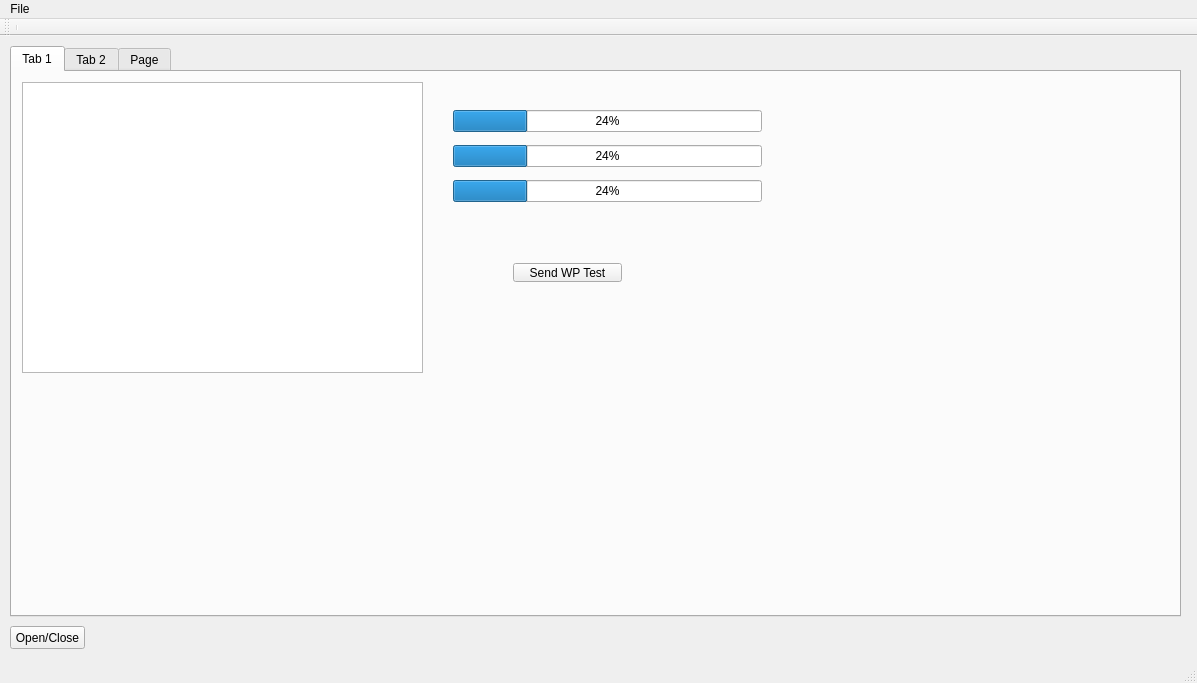
This is GroundStation/mainwindow.ui in aafontoura/mission-groundstation as Qt 5 draws it before an edit. The edited form follows.
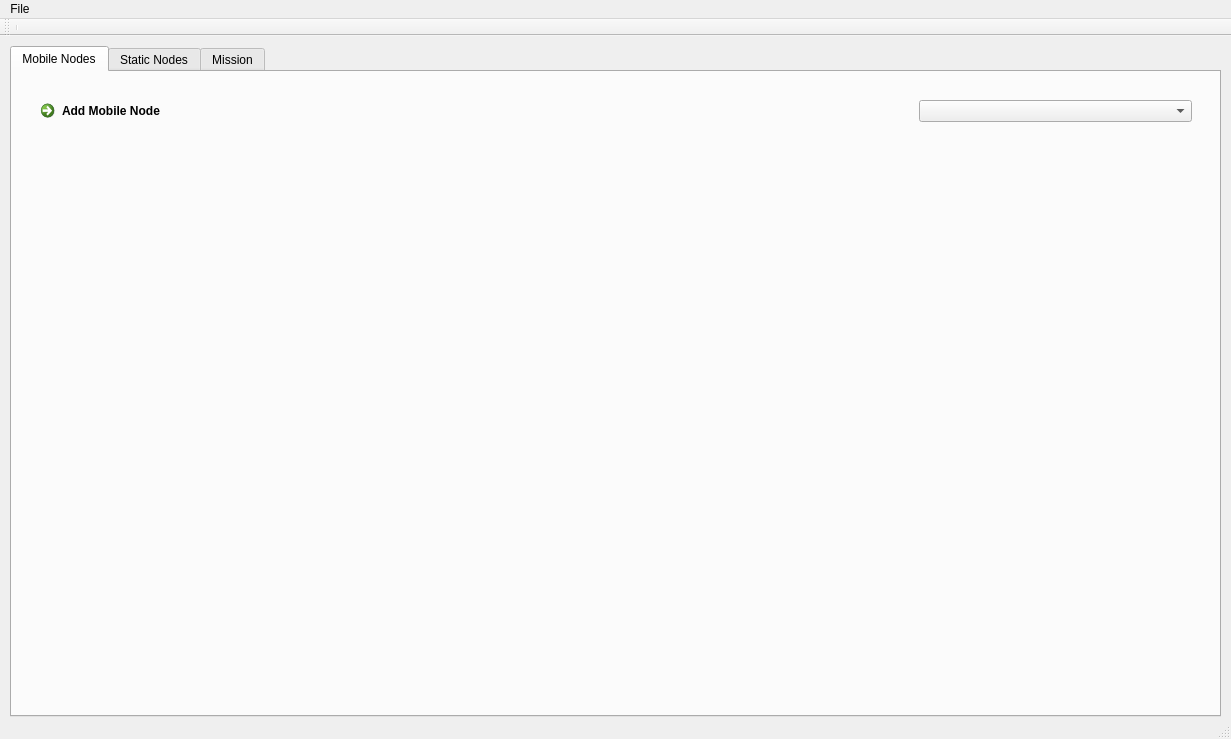
This is the edited form. The open tabs and pages were chosen to show the change.

Commit message: - Map improved - communication architecture changed (on going, not ready)  -- Needs to implement network packages handlers between nodes and zigbee protocol

The edit to the form file:
```diff
--- a/GroundStation/mainwindow.ui
+++ b/GroundStation/mainwindow.ui
@@ -6,8 +6,8 @@
    <rect>
     <x>0</x>
     <y>0</y>
-    <width>1197</width>
-    <height>683</height>
+    <width>1231</width>
+    <height>739</height>
    </rect>
   </property>
   <property name="windowTitle">
@@ -19,8 +19,8 @@
      <rect>
       <x>10</x>
       <y>10</y>
-      <width>1171</width>
-      <height>571</height>
+      <width>1211</width>
+      <height>671</height>
      </rect>
     </property>
     <property name="currentIndex">
@@ -28,74 +28,81 @@
     </property>
     <widget class="QWidget" name="tab">
      <attribute name="title">
-      <string>Tab 1</string>
+      <string>Mobile Nodes</string>
      </attribute>
-     <widget class="QPlainTextEdit" name="plainTextEdit">
+     <widget class="QWidget" name="gridLayoutWidget">
       <property name="geometry">
        <rect>
         <x>10</x>
         <y>10</y>
-        <width>401</width>
-        <height>291</height>
-       </rect>
-      </property>
-     </widget>
-     <widget class="QWidget" name="gridLayoutWidget">
-      <property name="geometry">
-       <rect>
-        <x>430</x>
-        <y>20</y>
-        <width>331</width>
-        <height>131</height>
+        <width>1181</width>
+        <height>631</height>
        </rect>
       </property>
       <layout class="QGridLayout" name="gridLayout">
        <item row="0" column="0">
-        <widget class="QProgressBar" name="progressBar">
-         <property name="value">
-          <number>24</number>
+        <widget class="QCommandLinkButton" name="addNewMobileNode">
+         <property name="text">
+          <string>Add Mobile Node</string>
          </property>
         </widget>
        </item>
-       <item row="1" column="0">
-        <widget class="QProgressBar" name="progressBar_2">
-         <property name="value">
-          <number>24</number>
+       <item row="0" column="2">
+        <widget class="QComboBox" name="selectMobileNodeCombo">
+         <property name="minimumSize">
+          <size>
+           <width>200</width>
+           <height>0</height>
+          </size>
          </property>
         </widget>
        </item>
-       <item row="2" column="0">
-        <widget class="QProgressBar" name="progressBar_3">
-         <property name="value">
-          <number>24</number>
+       <item row="0" column="1">
+        <widget class="QLabel" name="mobileNodeNameLabel">
+         <property name="minimumSize">
+          <size>
+           <width>600</width>
+           <height>0</height>
+          </size>
          </property>
-        </widget>
-       </item>
-      </layout>
-     </widget>
-     <widget class="QWidget" name="gridLayoutWidget_2">
-      <property name="geometry">
-       <rect>
-        <x>490</x>
-        <y>180</y>
-        <width>131</width>
-        <height>41</height>
-       </rect>
-      </property>
-      <layout class="QGridLayout" name="gridLayout_2">
-       <item row="0" column="0">
-        <widget class="QPushButton" name="pushButton_5">
+         <property name="font">
+          <font>
+           <pointsize>14</pointsize>
+           <italic>false</italic>
+           <strikeout>false</strikeout>
+           <kerning>false</kerning>
+          </font>
+         </property>
+         <property name="layoutDirection">
+          <enum>Qt::LeftToRight</enum>
+         </property>
          <property name="text">
-          <string>Send WP Test</string>
+          <string/>
          </property>
+         <property name="alignment">
+          <set>Qt::AlignCenter</set>
+         </property>
         </widget>
        </item>
+       <item row="1" column="1">
+        <spacer name="tempSpacer">
+         <property name="orientation">
+          <enum>Qt::Vertical</enum>
+         </property>
+         <property name="sizeHint" stdset="0">
+          <size>
+           <width>20</width>
+           <height>40</height>
+          </size>
+         </property>
+        </spacer>
+       </item>
       </layout>
      </widget>
     </widget>
     <widget class="QWidget" name="tab_2">
      <attribute name="title">
-      <string>Tab 2</string>
+      <string>Static Nodes</string>
      </attribute>
      <widget class="QTableWidget" name="HelicopterAttView">
       <property name="geometry">
@@ -133,7 +140,7 @@
     </widget>
     <widget class="QWidget" name="tab_3">
      <attribute name="title">
-      <string>Page</string>
+      <string>Mission</string>
      </attribute>
      <widget class="QWidget" name="gridLayoutWidget_3">
       <property name="geometry">
@@ -174,26 +181,13 @@
      <zorder>mapWidget</zorder>
     </widget>
    </widget>
-   <widget class="QPushButton" name="pushButton_7">
-    <property name="geometry">
-     <rect>
-      <x>10</x>
-      <y>590</y>
-      <width>75</width>
-      <height>23</height>
-     </rect>
-    </property>
-    <property name="text">
-     <string>Open/Close</string>
-    </property>
-   </widget>
   </widget>
   <widget class="QMenuBar" name="menuBar">
    <property name="geometry">
     <rect>
      <x>0</x>
      <y>0</y>
-     <width>1197</width>
+     <width>1231</width>
      <height>21</height>
     </rect>
    </property>
```
Left out of the diff: 43 changed lines with no effect on the pictures. The commit also changes 29 other files.
